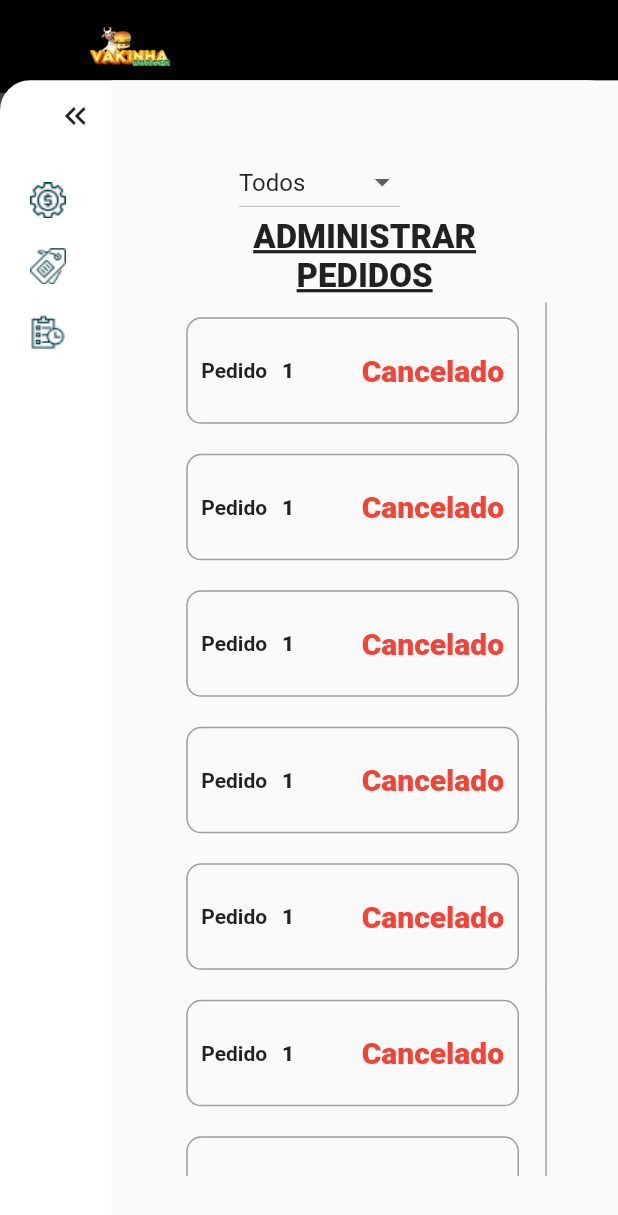
After one commit to ricardoemerson/delivery_backoffice, a Flutter app: the OrderPage screen opened by its route, on a phone screen of 412 x 824 dp. The commit adds this screen. Shown: the top 1215 px of the screen. Run offline on Flutter 3.47's test engine with Material 2 defaults, Android fonts, the phone set to English and light mode, and no system bars; our stand-ins replace awesome_snackbar_content, brasil_fields, dio, flutter_mobx, flutter_modular, loading_animation_widget and 1 more; missing offline and left inert: dart:html, validatorless; generated files the repository leaves out were written again; Roboto replaces fonts that are missing (mplus1).

Commit message:
feat: create the layout of order page

```diff
--- a/lib/src/app_module.dart
+++ b/lib/src/app_module.dart
@@ -3,6 +3,7 @@ import 'package:flutter_modular/flutter_modular.dart';
 import 'modules/base_layout/base_layout_page.dart';
 import 'modules/core/core_module.dart';
 import 'modules/login/login_module.dart';
+import 'modules/order/order_module.dart';
 import 'modules/payment_type/payment_type_module.dart';
 import 'modules/products/products_module.dart';
 
@@ -22,6 +23,7 @@ class AppModule extends Module {
           children: [
             ModuleRoute('/payment-type', module: PaymentTypeModule()),
             ModuleRoute('/products', module: ProductsModule()),
+            ModuleRoute('/order', module: OrderModule()),
           ],
         ),
       ];
--- /dev/null
+++ b/lib/src/core/enums/order_status_enum.dart
@@ -0,0 +1,16 @@
+import 'package:flutter/material.dart';
+
+enum OrderStatusEnum {
+  pending('Pendente', 'P', Colors.blue),
+  confirmed('Confirmado', 'C', Colors.green),
+  finalized('Finalizado', 'F', Colors.black),
+  canceled('Cancelado', 'R', Colors.red);
+
+  final String name;
+  final String acronym;
+  final Color color;
+
+  const OrderStatusEnum(this.name, this.acronym, this.color);
+
+  static OrderStatusEnum parse(String acronym) => values.firstWhere((e) => e.acronym == acronym);
+}
--- a/lib/src/core/widgets/base_header.dart
+++ b/lib/src/core/widgets/base_header.dart
@@ -14,7 +14,7 @@ class BaseHeader extends StatelessWidget {
     super.key,
     required this.title,
     this.searchChanged,
-    required this.buttonLabel,
+    this.buttonLabel = '',
     this.buttonPressed,
     this.addButton = true,
     this.filterWidget,
--- /dev/null
+++ b/lib/src/modules/order/order_controller.dart
@@ -0,0 +1,7 @@
+import 'package:mobx/mobx.dart';
+
+part 'order_controller.g.dart';
+
+class OrderController = OrderControllerBase with _$OrderController;
+
+abstract class OrderControllerBase with Store {}
--- /dev/null
+++ b/lib/src/modules/order/order_module.dart
@@ -0,0 +1,13 @@
+import 'package:flutter_modular/flutter_modular.dart';
+
+import 'order_page.dart';
+
+class OrderModule extends Module {
+  @override
+  List<Bind> get binds => [];
+
+  @override
+  List<ModularRoute> get routes => [
+        ChildRoute('/', child: (context, args) => const OrderPage()),
+      ];
+}
--- /dev/null
+++ b/lib/src/modules/order/order_page.dart
@@ -0,0 +1,35 @@
+import 'package:flutter/material.dart';
+
+import 'widgets/order_header.dart';
+import 'widgets/order_item.dart';
+
+class OrderPage extends StatelessWidget {
+  const OrderPage({super.key});
+
+  @override
+  Widget build(BuildContext context) {
+    return Scaffold(
+      body: LayoutBuilder(
+        builder: (context, constraints) {
+          return Column(
+            children: [
+              const OrderHeader(),
+              Expanded(
+                child: GridView.builder(
+                  itemCount: 10,
+                  gridDelegate: const SliverGridDelegateWithMaxCrossAxisExtent(
+                    mainAxisExtent: 91,
+                    maxCrossAxisExtent: 600,
+                  ),
+                  itemBuilder: (context, index) {
+                    return const OrderItem();
+                  },
+                ),
+              ),
+            ],
+          );
+        },
+      ),
+    );
+  }
+}
--- /dev/null
+++ b/lib/src/modules/order/widgets/order_header.dart
@@ -0,0 +1,35 @@
+import 'package:flutter/material.dart';
+
+import '../../../core/enums/order_status_enum.dart';
+import '../../../core/widgets/base_header.dart';
+
+class OrderHeader extends StatefulWidget {
+  const OrderHeader({super.key});
+
+  @override
+  State<OrderHeader> createState() => _OrderHeaderState();
+}
+
+class _OrderHeaderState extends State<OrderHeader> {
+  OrderStatusEnum? selectedOrderStatus;
+
+  @override
+  Widget build(BuildContext context) {
+    return BaseHeader(
+      title: 'ADMINISTRAR PEDIDOS',
+      addButton: false,
+      filterWidget: DropdownButton<OrderStatusEnum>(
+        onChanged: (value) {
+          setState(() {
+            selectedOrderStatus = value;
+          });
+        },
+        value: selectedOrderStatus,
+        items: [
+          const DropdownMenuItem(child: Text('Todos')),
+          ...OrderStatusEnum.values.map((e) => DropdownMenuItem(value: e, child: Text(e.name)))
+        ],
+      ),
+    );
+  }
+}
--- /dev/null
+++ b/lib/src/modules/order/widgets/order_item.dart
@@ -0,0 +1,52 @@
+import 'package:flutter/material.dart';
+
+import '../../../core/extensions/app_text_styles_extension.dart';
+
+class OrderItem extends StatelessWidget {
+  const OrderItem({super.key});
+
+  @override
+  Widget build(BuildContext context) {
+    return Row(
+      children: [
+        Expanded(
+          child: Padding(
+            padding: const EdgeInsets.all(10),
+            child: SizedBox(
+              height: double.infinity,
+              child: DecoratedBox(
+                decoration: BoxDecoration(
+                  borderRadius: BorderRadius.circular(10),
+                  border: Border.all(color: Colors.grey),
+                ),
+                child: Padding(
+                  padding: const EdgeInsets.all(10),
+                  child: Row(
+                    children: [
+                      Text('Pedido', style: context.textStyles.textBold),
+                      const SizedBox(width: 10),
+                      Text('1', style: context.textStyles.textExtraBold),
+                      const Spacer(),
+                      Text(
+                        'Cancelado',
+                        textAlign: TextAlign.end,
+                        style: context.textStyles.textExtraBold.copyWith(
+                          fontSize: 20,
+                          color: Colors.red,
+                        ),
+                      ),
+                    ],
+                  ),
+                ),
+              ),
+            ),
+          ),
+        ),
+        const VerticalDivider(
+          thickness: 1,
+          color: Colors.grey,
+        )
+      ],
+    );
+  }
+}
```
Also changed, not shown: lib/src/modules/order/order_controller.g.dart (added).
